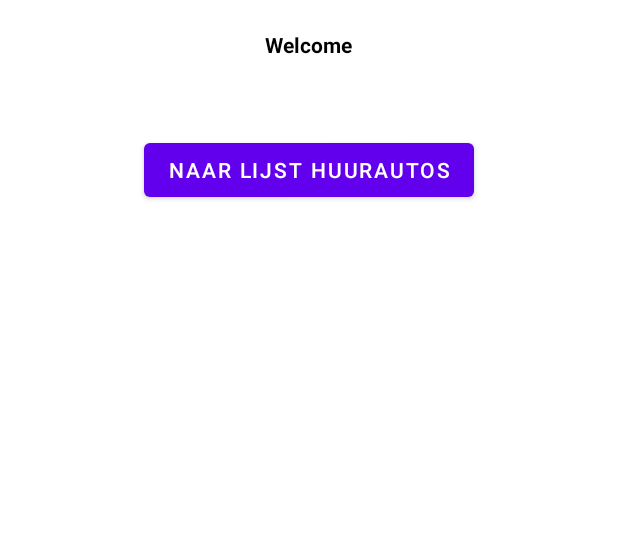
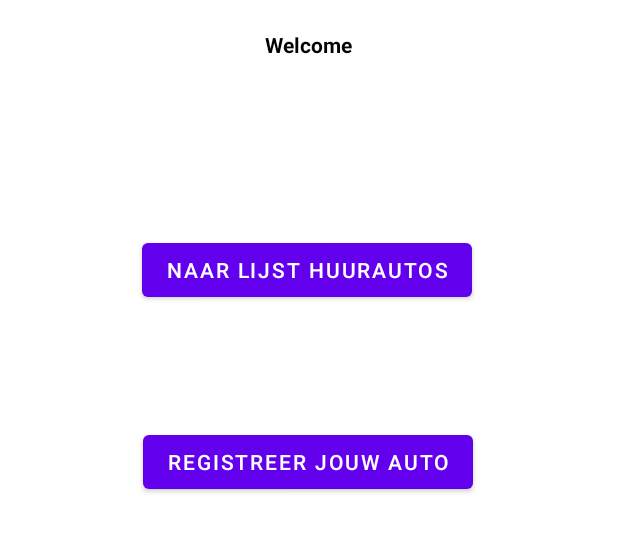
Before and after one commit to gerardstn/RMC-Android, an Android app: the layout activity_successful_login.xml on its own in the app's theme, with its tools: preview values and no code run, on a phone screen of 412 x 824 dp, the part 300-853 px from its top. Run offline under Robolectric (Android 15) with nearby library versions, the phone set to English and light mode, and no system bars.

Commit message:
Added screen

```diff
--- a/app/src/main/AndroidManifest.xml
+++ b/app/src/main/AndroidManifest.xml
@@ -14,6 +14,7 @@
         android:theme="@style/Theme.RentMyCar">
         <activity android:name=".RegisterActivity" />
         <activity android:name=".SuccessfulLogin" />
+        <activity android:name=".CarRegistration.CarRegistrationActivity2" />
         <activity android:name=".RenteeActivity" />
         <activity android:name=".LoginActivity"
             android:exported="true">
--- a/app/src/main/res/layout/activity_successful_login.xml
+++ b/app/src/main/res/layout/activity_successful_login.xml
@@ -2,6 +2,7 @@
 <RelativeLayout
     xmlns:android="http://schemas.android.com/apk/res/android"
     xmlns:app="http://schemas.android.com/apk/res-auto"
+    xmlns:tools="http://schemas.android.com/tools"
     android:layout_width="match_parent"
     android:layout_height="match_parent">
 
@@ -37,13 +38,39 @@
         android:layout_marginTop="10dp"
         />
 
-    <Button
-        android:id="@+id/btn_RentalCars"
-        android:layout_width="wrap_content"
-        android:layout_height="wrap_content"
-        android:layout_below="@id/tv_LoginSuccess"
-        android:layout_centerHorizontal="true"
-        android:layout_marginTop="50dp"
-        android:text="Naar lijst huurautos" />
+    <androidx.constraintlayout.widget.ConstraintLayout
+        android:layout_width="271dp"
+        android:layout_height="337dp"
+        android:layout_alignTop="@+id/tv_Email"
+        android:layout_alignParentEnd="true"
+        android:layout_alignParentBottom="true"
+        android:layout_marginTop="42dp"
+        android:layout_marginEnd="71dp"
+        android:layout_marginBottom="101dp">
+
+        <Button
+            android:id="@+id/btn_RentalCars"
+            android:layout_width="wrap_content"
+            android:layout_height="wrap_content"
+            android:text="Naar lijst huurautos"
+            app:layout_constraintBottom_toBottomOf="parent"
+            app:layout_constraintEnd_toEndOf="parent"
+            app:layout_constraintHorizontal_bias="0.49"
+            app:layout_constraintStart_toStartOf="parent"
+            app:layout_constraintTop_toTopOf="parent"
+            app:layout_constraintVertical_bias="0.168" />
+
+        <Button
+            android:id="@+id/btn_register_your_car"
+            android:layout_width="wrap_content"
+            android:layout_height="wrap_content"
+            android:layout_marginTop="80dp"
+            android:text="Registreer jouw auto"
+            app:layout_constraintBottom_toBottomOf="parent"
+            app:layout_constraintEnd_toEndOf="parent"
+            app:layout_constraintStart_toStartOf="parent"
+            app:layout_constraintTop_toBottomOf="@+id/btn_RentalCars"
+            app:layout_constraintVertical_bias="0.0" />
+    </androidx.constraintlayout.widget.ConstraintLayout>
 
 </RelativeLayout>
```
Also changed, not shown: app/src/main/java/avdinformatica/group1/rentmycar/CarRegistration/CarRegistrationActivity2.java (+6 -5 lines), app/src/main/java/avdinformatica/group1/rentmycar/SuccessfulLogin.java (+11 -0 lines), app/src/main/res/layout/car_registration.xml (+6 -2 lines).
